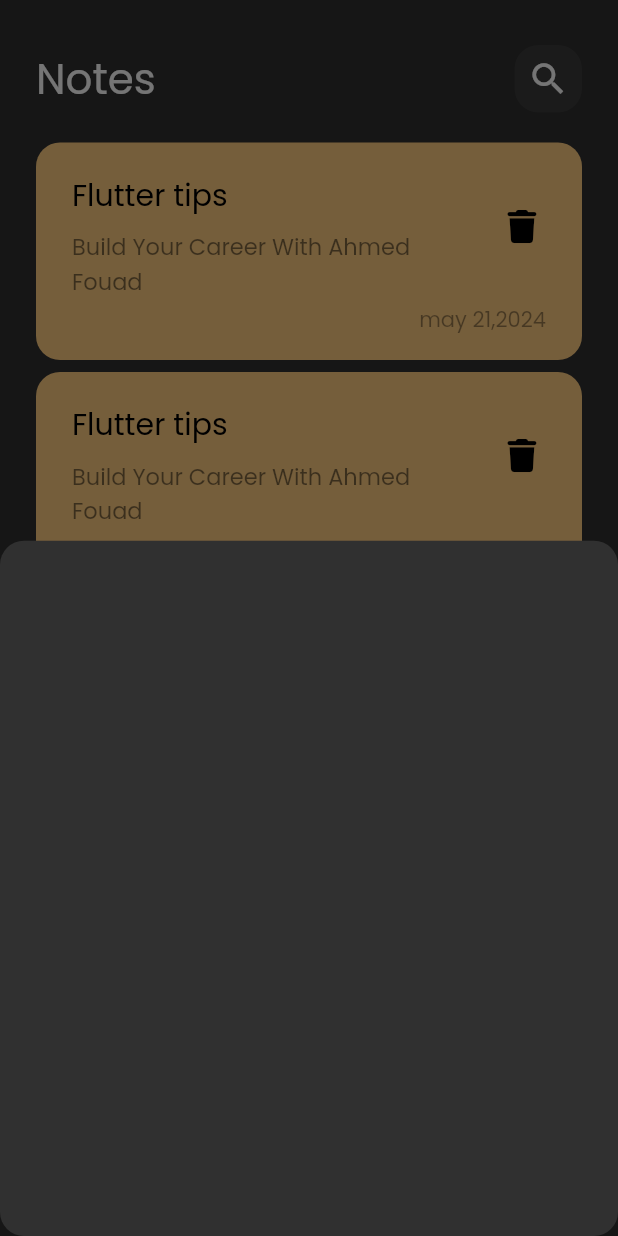
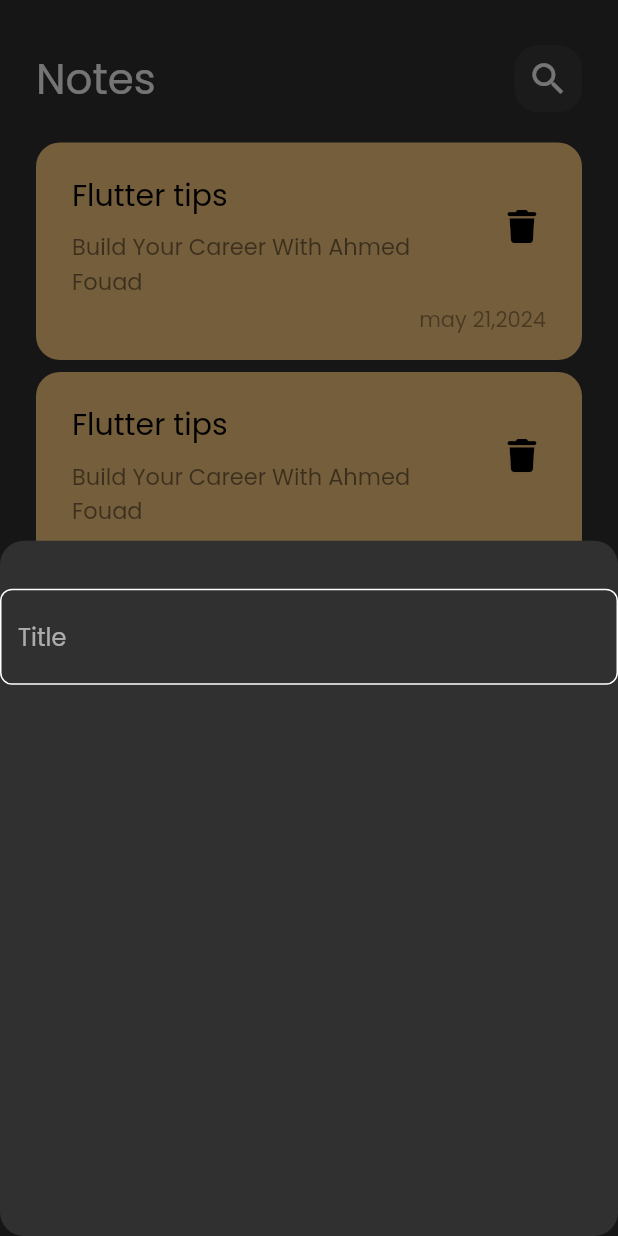
Before and after one commit to ahmadfouadalwakeal/NotesApp, a Flutter app: the screen it shows after launch, after a tap on the "add" icon, on a phone screen of 412 x 824 dp. Run offline on Flutter 3.47's test engine with Material 2 defaults, Android fonts, the phone set to English and light mode, and no system bars; our stand-ins replace font_awesome_flutter.

Commit message:
create custom text field

```diff
--- a/notes_app/lib/Widgets/Add_Note _Buttun_Sheet.dart
+++ b/notes_app/lib/Widgets/Add_Note _Buttun_Sheet.dart
@@ -1,10 +1,16 @@
 import 'package:flutter/material.dart';
+import 'package:notes_app/Widgets/custom_text_field.dart';
 
 class AddNoteBottomSheet extends StatelessWidget {
   const AddNoteBottomSheet({super.key});
 
   @override
   Widget build(BuildContext context) {
-    return Container();
+    return Column(
+      children: [
+        SizedBox(height: 32,),
+        customtextfield(),
+      ],
+    );
   }
 }
--- /dev/null
+++ b/notes_app/lib/Widgets/custom_text_field.dart
@@ -0,0 +1,27 @@
+import 'package:flutter/material.dart';
+import 'package:notes_app/constants.dart';
+
+class customtextfield extends StatelessWidget {
+  const customtextfield({super.key});
+
+  @override
+  Widget build(BuildContext context) {
+    return TextField(
+      cursorColor: kPrimaryColor,
+      decoration: InputDecoration(
+        hintText: 'Title',
+        border:buildBorder(),
+        enabledBorder:buildBorder(),
+        focusedBorder: buildBorder(kPrimaryColor),
+
+      ),
+    );
+  }
+  OutlineInputBorder buildBorder([color]){
+    return OutlineInputBorder(
+      borderRadius:BorderRadius.circular(8),
+      borderSide: BorderSide(
+          color: color ?? Colors.white ),
+    );
+  }
+}
--- /dev/null
+++ b/notes_app/lib/constants.dart
@@ -0,0 +1,3 @@
+import 'package:flutter/material.dart';
+
+const kPrimaryColor= Color(0xff62FCD7);
```
